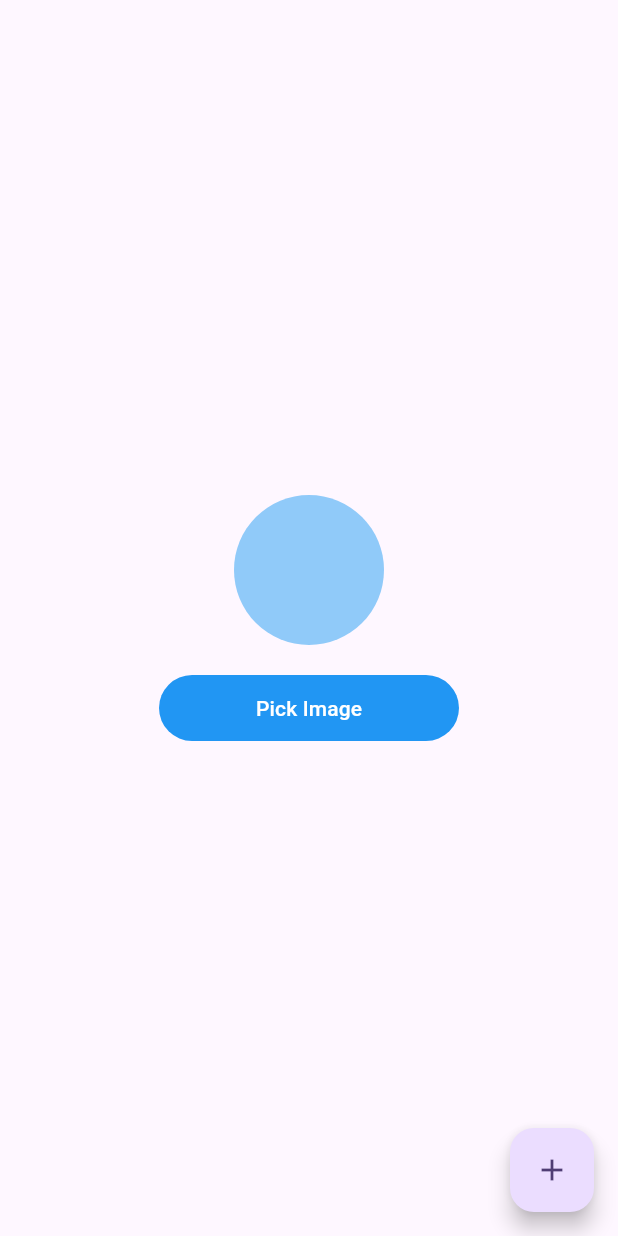
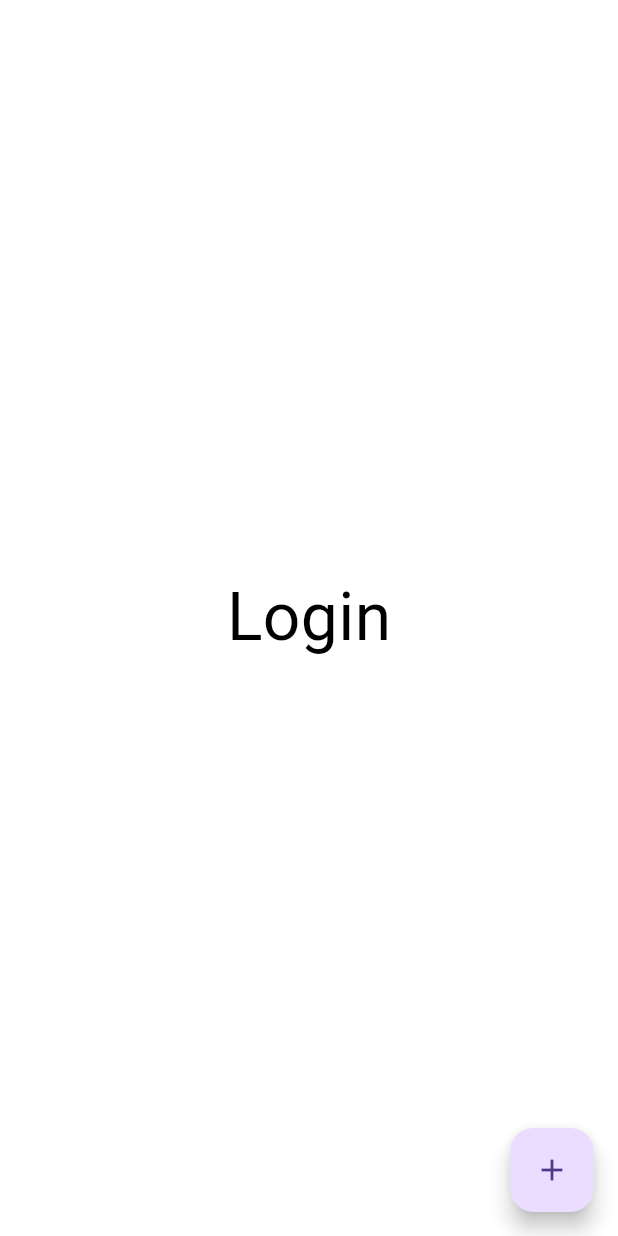
Before and after one commit to SalohiddinSayfiddinov/guruh5, a Flutter app: the screen it shows after launch, on a phone screen of 412 x 824 dp. Run offline on Flutter 3.47's test engine with Material 3 defaults, Android fonts, the phone set to English and light mode, and no system bars; our stand-ins replace dartz, dio, easy_localization, firebase_auth, firebase_core, flutter_bloc and 8 more; missing offline and left inert: excel; accounts and stored records are empty.

Commit message:
Firebase integration

```diff
--- /dev/null
+++ b/assets/translations/en.json
@@ -0,0 +1,3 @@
+{
+    "greeting": "Hi"
+}
--- /dev/null
+++ b/assets/translations/ru.json
@@ -0,0 +1,3 @@
+{
+    "greeting": "Привет"
+}
--- /dev/null
+++ b/assets/translations/uz.json
@@ -0,0 +1,3 @@
+{
+    "greeting": "Salom"
+}
--- a/lib/core/theme/app_colors.dart
+++ b/lib/core/theme/app_colors.dart
@@ -1,5 +1,5 @@
 import 'package:flutter/material.dart';
 
-class AppColors {
+abstract class AppColors {
   static const Color primaryColor = Color(0xFF54408C);
 }
--- a/lib/core/theme/app_text_styles.dart
+++ b/lib/core/theme/app_text_styles.dart
@@ -4,6 +4,11 @@ class AppTextStyles {
   static const TextStyle h1 = TextStyle(
     fontSize: 24.0,
     fontWeight: FontWeight.bold,
+    color: Colors.black,
+  );
+  static const TextStyle h1Dark = TextStyle(
+    fontSize: 24.0,
+    fontWeight: FontWeight.bold,
     color: Colors.white,
   );
 }
--- /dev/null
+++ b/lib/core/theme/app_theme.dart
@@ -0,0 +1,24 @@
+import 'package:flutter/material.dart';
+import 'package:guruh5/core/theme/app_colors.dart';
+
+class AppTheme {
+  AppTheme._();
+  static final ThemeData lightTheme = ThemeData(
+    brightness: Brightness.light,
+    primaryColor: AppColors.primaryColor,
+    scaffoldBackgroundColor: Colors.white,
+    appBarTheme: AppBarTheme(backgroundColor: Colors.white),
+    textTheme: TextTheme(
+      bodyMedium: TextStyle(fontSize: 20.0, color: Colors.black),
+    ),
+  );
+  static final ThemeData darkTheme = ThemeData(
+    brightness: Brightness.dark,
+    primaryColor: AppColors.primaryColor,
+    scaffoldBackgroundColor: Colors.black,
+    appBarTheme: AppBarTheme(backgroundColor: Colors.red),
+    textTheme: TextTheme(
+      bodyMedium: TextStyle(fontSize: 20.0, color: Colors.white),
+    ),
+  );
+}
--- /dev/null
+++ b/lib/firebase/cubit/auth_cubit.dart
@@ -0,0 +1,22 @@
+import 'package:flutter_bloc/flutter_bloc.dart';
+import 'package:guruh5/firebase/cubit/auth_state.dart';
+import 'package:guruh5/firebase/data/auth_service.dart';
+
+class FAuthCubit extends Cubit<FAuthState> {
+  FAuthCubit(this._authService) : super(FAuthInit());
+
+  final AuthService _authService;
+
+  Future<void> signUp(String email, String password) async {
+    emit(FAuthLoading());
+    try {
+      final user = await _authService.signUp(email, password);
+      if (user == null) {
+        emit(FAuthError("User not found"));
+      }
+      emit(FAuthSuccess(user));
+    } catch (e) {
+      emit(FAuthError(e.toString()));
+    }
+  }
+}
--- /dev/null
+++ b/lib/firebase/cubit/auth_state.dart
@@ -0,0 +1,17 @@
+import 'package:firebase_auth/firebase_auth.dart';
+
+abstract class FAuthState {}
+
+class FAuthInit extends FAuthState {}
+
+class FAuthLoading extends FAuthState {}
+
+class FAuthError extends FAuthState {
+  final String message;
+  FAuthError(this.message);
+}
+
+class FAuthSuccess extends FAuthState {
+  final User? user;
+  FAuthSuccess(this.user);
+}
--- /dev/null
+++ b/lib/firebase/pages/f_signup_page.dart
@@ -0,0 +1,39 @@
+import 'package:flutter/material.dart';
+import 'package:flutter_bloc/flutter_bloc.dart';
+import 'package:guruh5/firebase/cubit/auth_cubit.dart';
+import 'package:guruh5/firebase/cubit/auth_state.dart';
+
+class FSignupPage extends StatelessWidget {
+  const FSignupPage({super.key});
+
+  @override
+  Widget build(BuildContext context) {
+    return Scaffold(
+      body: Center(child: Text("Login", style: TextStyle(fontSize: 44))),
+      floatingActionButton: BlocConsumer<FAuthCubit, FAuthState>(
+        listener: (context, state) {
+          if (state is FAuthError) {
+            ScaffoldMessenger.of(
+              context,
+            ).showSnackBar(SnackBar(content: Text(state.message)));
+          } else if (state is FAuthSuccess) {
+            ScaffoldMessenger.of(context).showSnackBar(
+              SnackBar(content: Text(state.user!.email.toString())),
+            );
+          }
+        },
+        builder: (context, state) {
+          return FloatingActionButton(
+            onPressed: () {
+              context.read<FAuthCubit>().signUp("test@gmail.com", "test1234");
+            },
+            child:
+                state is FAuthLoading
+                    ? CircularProgressIndicator.adaptive()
+                    : Icon(Icons.add),
+          );
+        },
+      ),
+    );
+  }
+}
--- /dev/null
+++ b/lib/providers/theme_provider.dart
@@ -0,0 +1,15 @@
+import 'package:flutter/material.dart';
+import 'package:guruh5/core/theme/app_theme.dart';
+
+class ThemeProvider extends ChangeNotifier {
+  bool _isDark = false;
+
+  bool get isDark => _isDark;
+  ThemeData get getCurrentTheme =>
+      _isDark ? AppTheme.darkTheme : AppTheme.lightTheme;
+
+  void toggleTheme() {
+    _isDark = !_isDark;
+    notifyListeners();
+  }
+}
--- a/pubspec.yaml
+++ b/pubspec.yaml
@@ -50,8 +50,11 @@ dependencies:
   permission_handler: ^11.3.1
   get_it: ^8.2.0
   injectable: ^2.5.2
+  easy_localization: ^3.0.8
   # google_maps_flutter: ^2.13.1
   image_picker: ^1.2.0
+  firebase_core: ^4.2.0
+  firebase_auth: ^6.1.1
   # yandex_maps_mapkit_lite: ^4.19.0-beta
 
 dev_dependencies:
@@ -83,7 +86,7 @@ flutter:
   assets:
     - assets/images/
     - assets/icons/
-  #   - images/a_dot_ham.jpeg
+    - assets/translations/
 
   # An image asset can refer to one or more resolution-specific "variants", see
   # https://flutter.dev/to/resolution-aware-images
```
Also changed, not shown: lib/firebase/data/auth_service.dart (added, +25 -0 lines), lib/main.dart (+75 -9 lines), lib/mock/pages/mock_page.dart (added, +88 -0 lines), lib/mock/pages/post_details_page.dart (added, +23 -0 lines), lib/mock/repositories/mock_repo.dart (added, +13 -0 lines), lib/nested_page.dart (added, +54 -0 lines), lib/test_page.dart (+39 -51 lines), firebase.json, lib/core/locale/codegen_loader.g.dart (added), lib/core/locale/locale_keys.g.dart (added), lib/firebase_options.dart (added), pubspec.lock, 6 other files.
